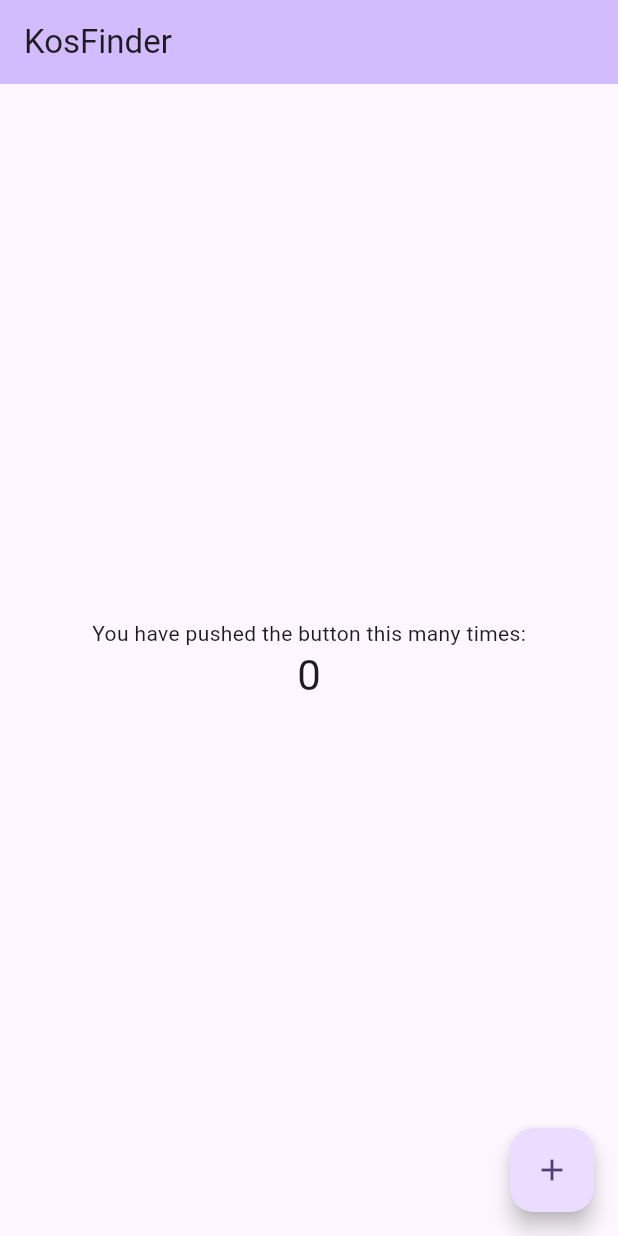
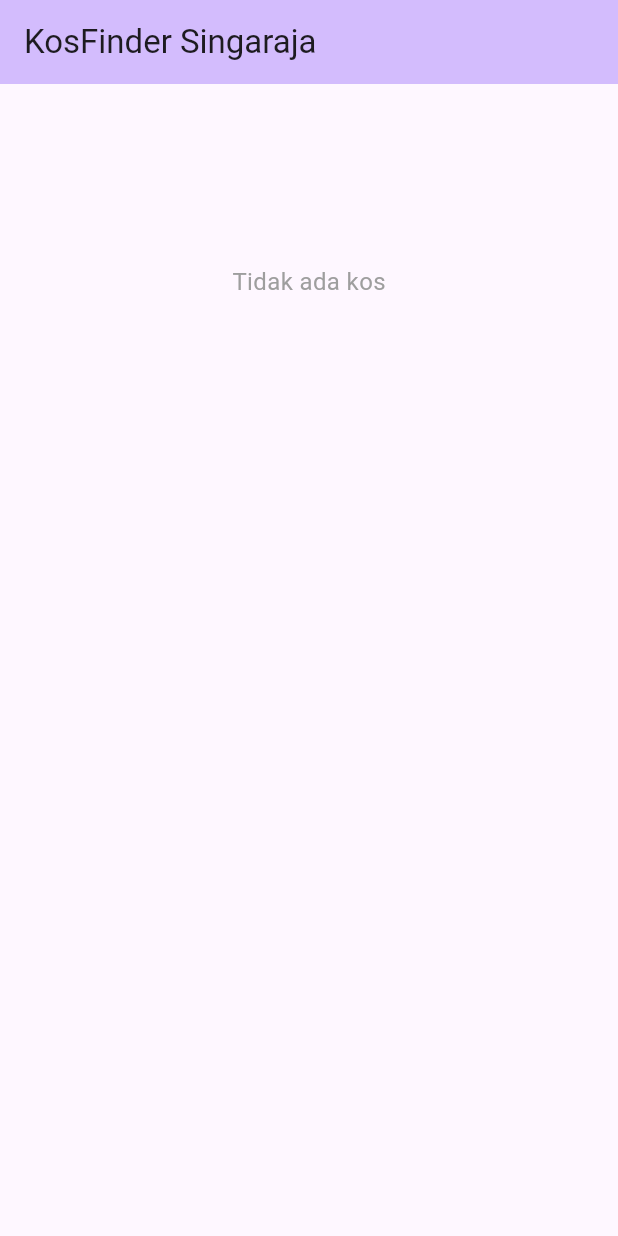
Before and after one commit to Syaeful02/kosfinder, a Flutter app: the screen it shows after launch, on a phone screen of 412 x 824 dp. Run offline on Flutter 3.47's test engine with Material 3 defaults, Android fonts, the phone set to English and light mode, and no system bars; our stand-ins replace supabase_flutter; accounts and stored records are empty.

Commit message:
T05: Widget HomeScreen dan ListingCard (US01)

```diff
--- a/lib/main.dart
+++ b/lib/main.dart
@@ -1,6 +1,9 @@
 import 'package:flutter/material.dart';
+import 'package:provider/provider.dart';
 import 'package:supabase_flutter/supabase_flutter.dart';
 import 'package:kostfinder/core/config/app_config.dart';
+import 'package:kostfinder/providers/listing_provider.dart';
+import 'package:kostfinder/screens/home_screen.dart';
 
 Future<void> main() async {
   WidgetsFlutterBinding.ensureInitialized();
@@ -10,9 +13,21 @@ Future<void> main() async {
       url: AppConfig.supabaseUrl,
       publishableKey: AppConfig.supabaseAnonKey,
     );
+  } else {
+    debugPrint(
+      '[KosFinder] Peringatan: Supabase belum terkonfigurasi via --dart-define. '
+      'Gunakan format: flutter run -d chrome --dart-define="SUPABASE_URL=..." --dart-define="SUPABASE_ANON_KEY=..."',
+    );
   }
 
-  runApp(const MyApp());
+  runApp(
+    MultiProvider(
+      providers: [
+        ChangeNotifierProvider(create: (_) => ListingProvider()),
+      ],
+      child: const MyApp(),
+    ),
+  );
 }
 
 class MyApp extends StatelessWidget {
@@ -22,57 +37,12 @@ class MyApp extends StatelessWidget {
   Widget build(BuildContext context) {
     return MaterialApp(
       title: 'KosFinder',
+      debugShowCheckedModeBanner: false,
       theme: ThemeData(
         colorScheme: ColorScheme.fromSeed(seedColor: Colors.deepPurple),
         useMaterial3: true,
       ),
-      home: const MyHomePage(title: 'KosFinder'),
+      home: const HomeScreen(),
     );
   }
 }
-
-class MyHomePage extends StatefulWidget {
-  const MyHomePage({super.key, required this.title});
-
-  final String title;
-
-  @override
-  State<MyHomePage> createState() => _MyHomePageState();
-}
-
-class _MyHomePageState extends State<MyHomePage> {
-  int _counter = 0;
-
-  void _incrementCounter() {
-    setState(() {
-      _counter++;
-    });
-  }
-
-  @override
-  Widget build(BuildContext context) {
-    return Scaffold(
-      appBar: AppBar(
-        backgroundColor: Theme.of(context).colorScheme.inversePrimary,
-        title: Text(widget.title),
-      ),
-      body: Center(
-        child: Column(
-          mainAxisAlignment: MainAxisAlignment.center,
-          children: [
-            const Text('You have pushed the button this many times:'),
-            Text(
-              '$_counter',
-              style: Theme.of(context).textTheme.headlineMedium,
-            ),
-          ],
-        ),
-      ),
-      floatingActionButton: FloatingActionButton(
-        onPressed: _incrementCounter,
-        tooltip: 'Increment',
-        child: const Icon(Icons.add),
-      ),
-    );
-  }
-}
--- a/lib/repositories/listing_repository.dart
+++ b/lib/repositories/listing_repository.dart
@@ -7,7 +7,18 @@ class ListingRepository {
 
   ListingRepository({this.client});
 
-  SupabaseClient get _supabaseClient => client ?? Supabase.instance.client;
+  SupabaseClient get _supabaseClient {
+    if (client != null) return client!;
+    try {
+      return Supabase.instance.client;
+    } catch (_) {
+      throw Exception(
+        'Supabase belum terkonfigurasi atau gagal diinisialisasi. '
+        'Pastikan parameter --dart-define="SUPABASE_URL=..." dan '
+        '--dart-define="SUPABASE_ANON_KEY=..." disertakan dengan benar saat menjalankan aplikasi.',
+      );
+    }
+  }
 
   /// Mengambil seluruh data kos publik, diurutkan secara default berdasarkan `created_at DESC`.
   Future<List<Listing>> fetchAll() async {
--- /dev/null
+++ b/lib/screens/home_screen.dart
@@ -0,0 +1,107 @@
+import 'package:flutter/material.dart';
+import 'package:provider/provider.dart';
+import 'package:kostfinder/providers/listing_provider.dart';
+import 'package:kostfinder/widgets/listing_card.dart';
+
+/// Halaman utama (Beranda) publik untuk menampilkan daftar kos.
+class HomeScreen extends StatefulWidget {
+  const HomeScreen({super.key});
+
+  @override
+  State<HomeScreen> createState() => _HomeScreenState();
+}
+
+class _HomeScreenState extends State<HomeScreen> {
+  @override
+  void initState() {
+    super.initState();
+    // Memanggil fetchListings() saat layar pertama kali dibuka
+    WidgetsBinding.instance.addPostFrameCallback((_) {
+      if (mounted) {
+        context.read<ListingProvider>().fetchListings();
+      }
+    });
+  }
+
+  @override
+  Widget build(BuildContext context) {
+    return Scaffold(
+      appBar: AppBar(
+        title: const Text('KosFinder Singaraja'),
+        backgroundColor: Theme.of(context).colorScheme.inversePrimary,
+      ),
+      body: Consumer<ListingProvider>(
+        builder: (context, provider, child) {
+          // 1. Kondisi Loading (Indikator Putar)
+          if (provider.isLoading) {
+            return const Center(
+              child: CircularProgressIndicator(),
+            );
+          }
+
+          // 2. Kondisi Error (Pesan kesalahan + tombol Coba Lagi)
+          if (provider.hasError) {
+            return Center(
+              child: Padding(
+                padding: const EdgeInsets.all(24.0),
+                child: Column(
+                  mainAxisAlignment: MainAxisAlignment.center,
+                  children: [
+                    const Icon(Icons.error_outline, size: 48, color: Colors.red),
+                    const SizedBox(height: 12),
+                    Text(
+                      provider.errorMessage ?? 'Terjadi kesalahan saat memuat data.',
+                      textAlign: TextAlign.center,
+                      style: const TextStyle(fontSize: 16),
+                    ),
+                    const SizedBox(height: 16),
+                    ElevatedButton(
+                      onPressed: () => provider.fetchListings(),
+                      child: const Text('Coba Lagi'),
+                    ),
+                  ],
+                ),
+              ),
+            );
+          }
+
+          // 3. Kondisi Empty (Pesan "Tidak ada kos")
+          if (provider.isEmpty) {
+            return RefreshIndicator(
+              onRefresh: () => provider.fetchListings(),
+              child: ListView(
+                physics: const AlwaysScrollableScrollPhysics(),
+                children: const [
+                  SizedBox(height: 120),
+                  Center(
+                    child: Text(
+                      'Tidak ada kos',
+                      style: TextStyle(fontSize: 16, color: Colors.grey),
+                    ),
+                  ),
+                ],
+              ),
+            );
+          }
+
+          // 4. Kondisi Sukses (Daftar Kartu Kos)
+          return RefreshIndicator(
+            onRefresh: () => provider.fetchListings(),
+            child: ListView.builder(
+              itemCount: provider.listings.length,
+              itemBuilder: (context, index) {
+                final listing = provider.listings[index];
+                return ListingCard(
+                  listing: listing,
+                  onTap: () {
+                    // Navigasi ke ListingDetailScreen (Slice 1 / T06)
+                  },
+                );
+              },
+            ),
+          );
+        },
+      ),
+    );
+  }
+}
```
Also changed, not shown: lib/widgets/listing_card.dart (added, +141 -0 lines), 3 other files.
